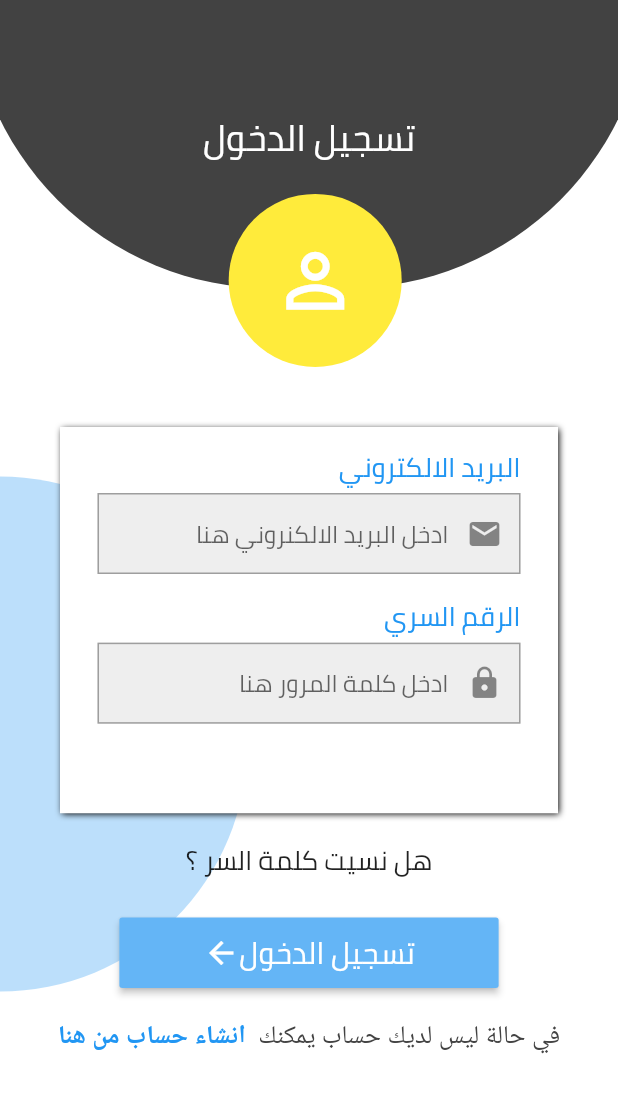
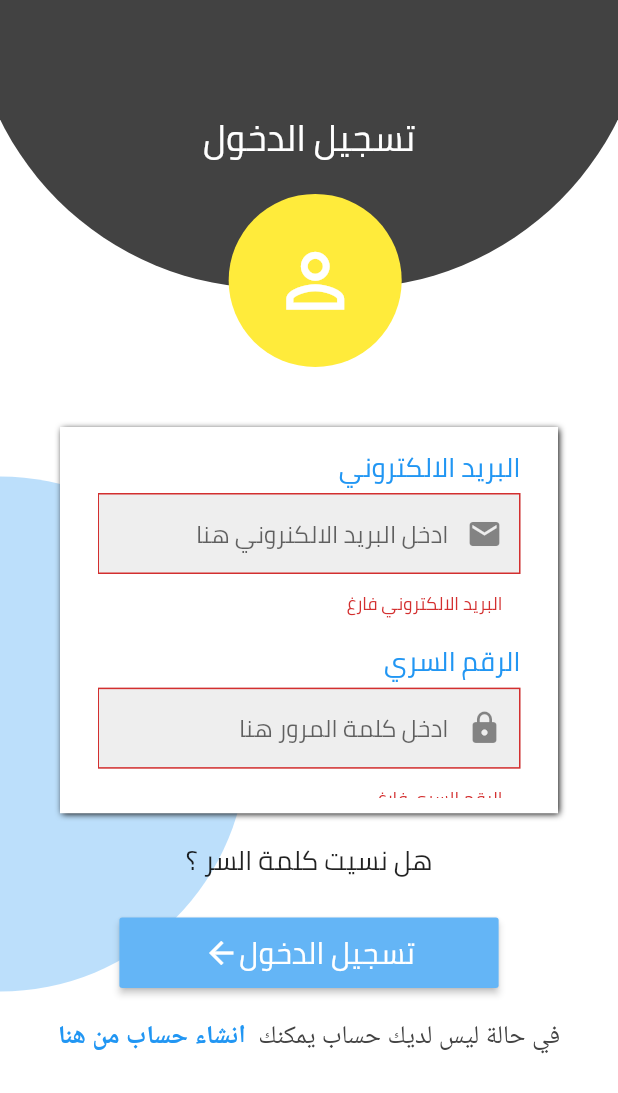
Before and after one commit to MohamedSaad8/Mobile_Store, a Flutter app: the LoginScreen screen opened by its route, on a phone screen of 412 x 824 dp. Shown: the top 1093 px of the screen. Run offline on Flutter 3.47's test engine with Material 2 defaults, Android fonts, the phone set to English and light mode, and no system bars; our stand-ins replace carousel_pro, device_preview; accounts and stored records are empty; network calls fail.

Commit message:
add login and signUp methods

```diff
--- /dev/null
+++ b/lib/constant.dart
@@ -0,0 +1,2 @@
+const String url = "http://10.0.2.2:1337/auth/local" ;
+const String signUpUrl = "http://10.0.2.2:1337/auth/local/register" ;
--- a/lib/screens/login_screen.dart
+++ b/lib/screens/login_screen.dart
@@ -1,7 +1,10 @@
+import 'dart:math';
+
 import 'package:flutter/cupertino.dart';
 import 'package:flutter/gestures.dart';
 import 'package:flutter/material.dart';
 import 'package:mobilestore/providers/ui_mode.dart';
+import 'package:mobilestore/services/Auth.dart';
 import 'package:mobilestore/widget/login_ui_box.dart';
 import 'package:provider/provider.dart';
 
@@ -25,6 +28,7 @@ class _LoginScreenState extends State<LoginScreen> {
       };
     super.initState();
   }
+  Auth auth =Auth();
 
   @override
   Widget build(BuildContext context) {
@@ -97,51 +101,6 @@ class _LoginScreenState extends State<LoginScreen> {
                         ),
                       ),
                     ),
-
-                    /*Transform.scale(
-                scale: 1.5,
-                child: Transform.translate(
-                  offset: Offset(0 , - screenWidth / 1.8),
-                  child: Container(
-                    width: double.infinity,
-                    height: screenWidth ,
-                    decoration: BoxDecoration(
-                      color: Colors.grey[800],
-                      borderRadius: BorderRadius.circular(screenWidth),
-                    ),
-                  ),
-                ),
-              ),
-              Positioned(
-                right:  screenWidth/1.6,
-                bottom: screenWidth/5,
-                child: Container(
-                  width: screenWidth,
-                  height: screenWidth ,
-                  decoration: BoxDecoration(
-                    color: Colors.blue[800].withOpacity(0.5),
-                    borderRadius: BorderRadius.circular(screenWidth),
-                  ),
-                ),
-              ),
-              Transform.translate(
-                offset: Offset(0 , -screenWidth /8),
-                child: Container(
-                  height: screenWidth/2,
-                  child: Center(
-                    child: Text("تسجيل الدخول" ,
-                    style: TextStyle(
-                      color: Colors.white,
-                      fontSize: 20,
-                    ),
-                    ),
-                  ),
-                ),
-              ),
-              Center(
-                child: Transform.translate(offset: Offset(0 , - screenWidth/1.88),
-                child: CircleAvatar(radius: screenWidth/8,),),
-              )*/
                   ],
                 ),
               ),
@@ -187,6 +146,7 @@ class _LoginScreenState extends State<LoginScreen> {
                             child: Directionality(
                               textDirection: TextDirection.rtl,
                               child: Form(
+                                autovalidate: true,
                                 key: _globalKey,
                                 child: Padding(
                                   padding: const EdgeInsets.symmetric(
@@ -219,9 +179,17 @@ class _LoginScreenState extends State<LoginScreen> {
                           child: ButtonTheme(
                             buttonColor: Colors.blue[300],
                             child: RaisedButton(
-                              onPressed: ()
-                              {
-                                _globalKey.currentState.validate();
+                              onPressed: () async
+                              {_globalKey.currentState.validate();
+                              _globalKey.currentState.save();
+                                if(mode.loginMode)
+                                  {
+                                    await  auth.login(email: loginUiBox.email ,password: loginUiBox.password);
+                                  }
+                                else
+                                  {
+                                    await  auth.signUp(email: loginUiBox.email ,password: loginUiBox.password , userName: loginUiBox.userName);
+                                  }
                               },
                               child: Padding(
                                 padding: const EdgeInsets.symmetric(
@@ -277,6 +245,6 @@ class _LoginScreenState extends State<LoginScreen> {
               ),
             ],
           ),
-        ));
+        ),);
   }
 }
--- a/lib/widget/custom_text_form_feild.dart
+++ b/lib/widget/custom_text_form_feild.dart
@@ -1,12 +1,10 @@
 import 'package:flutter/material.dart';
-
 class CustomTextFormFiled extends StatelessWidget {
-
   String hintText ;
   IconData icon ;
-  CustomTextFormFiled({@required this.hintText, @required this.icon});
-  String _erroeMessage(String hint)
-  {
+  Function data ;
+  CustomTextFormFiled({@required this.hintText, @required this.icon , this.data});
+  String _erroeMessage(String hint) {
     switch(hint)
     {
       case "ادخل اسم المستخدم" : return "اسم المستخدم فارغ";
@@ -15,10 +13,10 @@ class CustomTextFormFiled extends StatelessWidget {
 
     }
   }
-
   @override
-  Widget build(BuildContext context) {
+  Widget build(BuildContext context){
     return TextFormField(
+      onSaved: data,
       obscureText: (hintText == "ادخل كلمة المرور هنا") ? true : false,
       validator: (value)
       // ignore: missing_return
@@ -28,8 +26,8 @@ class CustomTextFormFiled extends StatelessWidget {
             return _erroeMessage(hintText);
           // ignore: missing_return,
           }
+      },
 
-      },
       keyboardType: TextInputType.visiblePassword,
       decoration: InputDecoration(
         prefixIcon: Icon(icon),
@@ -61,8 +59,6 @@ class CustomTextFormFiled extends StatelessWidget {
             width: 1,
           ),
         ),
-
-
       ),
     );
   }
--- a/lib/widget/login_ui_box.dart
+++ b/lib/widget/login_ui_box.dart
@@ -2,15 +2,18 @@ import 'package:flutter/material.dart';
 import 'custom_text_form_feild.dart';
 
 class loginUiBox extends StatelessWidget {
-  const loginUiBox({
+   loginUiBox({
     Key key,
     @required this.screenWidth,
-    @required this.mode
+    @required this.mode,
+
   }) : super(key: key);
 
   final double screenWidth;
   final bool mode ;
-
+ static String email ;
+ static String userName;
+ static String password;
 
   @override
   Widget build(BuildContext context) {
@@ -29,6 +32,8 @@ class loginUiBox extends StatelessWidget {
           mode == false ?  CustomTextFormFiled(
             hintText: "ادخل اسم المستخدم" ,
             icon: Icons.person,
+            data: (value){userName = value ;},
+
           ) : Container(),
           mode == false ? SizedBox(
             height: screenWidth / 35,
@@ -43,6 +48,8 @@ class loginUiBox extends StatelessWidget {
           CustomTextFormFiled(
             hintText: "ادخل البريد الالكنروني هنا" ,
             icon: Icons.email,
+            data: (value){email = value ;},
+
           ),
           SizedBox(
             height: screenWidth / 35,
@@ -57,6 +64,8 @@ class loginUiBox extends StatelessWidget {
           CustomTextFormFiled(
             hintText: "ادخل كلمة المرور هنا",
             icon: Icons.lock,
+            data: (value){password = value ;},
+
           ),
           mode == false ? SizedBox(
             height: screenWidth / 35,
@@ -71,6 +80,7 @@ class loginUiBox extends StatelessWidget {
           mode == false ? CustomTextFormFiled(
             hintText: "ادخل كلمة المرور هنا",
             icon: Icons.lock,
+            data: (value){password = value ;},
           ) : Container(),
         ],
       ),
```
Also changed, not shown: lib/services/Auth.dart (added, +46 -0 lines).
